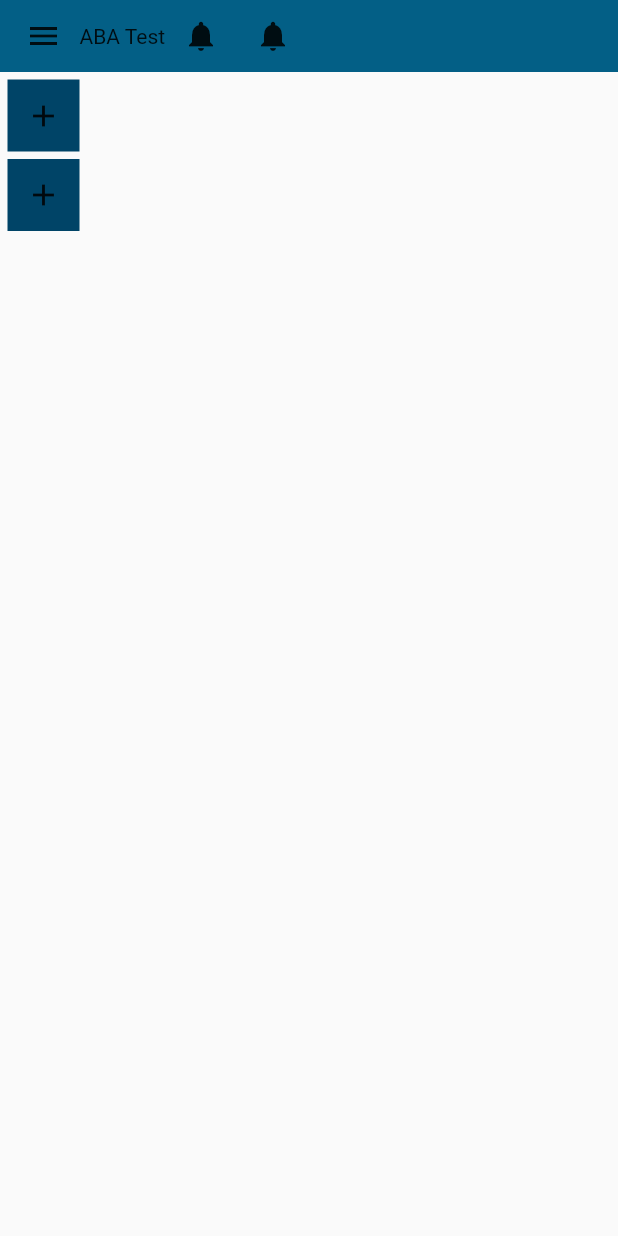
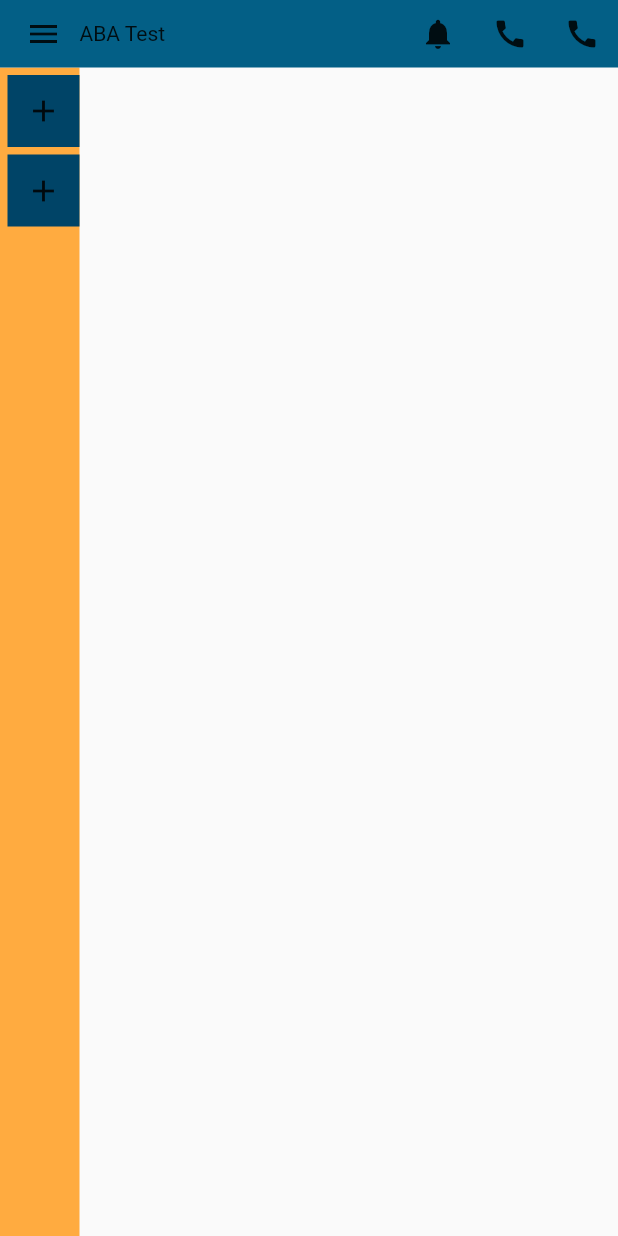
Before and after one commit to phalsopheak/aba_clone, a Flutter app: the screen it shows after launch, on a phone screen of 412 x 824 dp. Run offline on Flutter 3.47's test engine with Material 2 defaults, Android fonts, the phone set to English and light mode, and no system bars; our stand-ins replace get.

Commit message:
edit appbar

```diff
--- a/lib/common/constants/route_name.dart
+++ b/lib/common/constants/route_name.dart
@@ -2,4 +2,5 @@ class RouteName {
   const RouteName();
 
   static const home = '/';
+  static const contactUs = '/contact_us';
 }
--- a/lib/ui/my_app.dart
+++ b/lib/ui/my_app.dart
@@ -17,6 +17,12 @@ class MyApp extends StatelessWidget {
           transition: Transition.rightToLeft,
           binding: HomeBinding(),
         ),
+        GetPage(
+          name: RouteName.contactUs,
+          page: () => HomeScreen(),
+          transition: Transition.rightToLeft,
+          binding: HomeBinding(),
+        ),
       ],
     );
   }
--- /dev/null
+++ b/lib/ui/screen/contact_us/contact_us_screen.dart
@@ -0,0 +1,8 @@
+import 'package:flutter/material.dart';
+
+class ContactUsScreen extends StatelessWidget {
+  @override
+  Widget build(BuildContext context) {
+    return Scaffold();
+  }
+}
--- a/lib/ui/screen/home/app_bar/app_bar.dart
+++ b/lib/ui/screen/home/app_bar/app_bar.dart
@@ -7,13 +7,14 @@ import 'package:get/get.dart';
 class CustomAppBar extends StatelessWidget implements PreferredSizeWidget {
   final HomeController homeController = Get.find();
   final String title;
-
+  final List<Icon> listIcon;
   @override
   final Size preferredSize;
 
   CustomAppBar({
     @required this.title,
-  }) : preferredSize = Size.fromHeight(200);
+    this.listIcon,
+  }) : preferredSize = Size.fromHeight(45);
 
   @override
   Widget build(BuildContext context) {
@@ -21,6 +22,9 @@ class CustomAppBar extends StatelessWidget implements PreferredSizeWidget {
       child: Container(
         color: AppColor.headerBackground,
         child: Row(
+          mainAxisAlignment: MainAxisAlignment.spaceBetween,
+          children: [
+            Row(
               children: [
                 SizedBox(
                   width: 5,
@@ -32,14 +36,27 @@ class CustomAppBar extends StatelessWidget implements PreferredSizeWidget {
                   },
                 ),
                 Text(title),
-            IconItem(
-              icon: Icon(Icons.notifications),
+              ],
+            ),
+            Row(
+              children: [
+                listIcon == null
+                    ? SizedBox.shrink()
+                    : Container(
+                        child: Row(
+                          children: listIcon.map((x) {
+                            return Padding(
+                              padding: EdgeInsets.all(0),
+                              child: IconButton(
                                 onPressed: () {},
+                                icon: x,
                               ),
-            IconItem(
-              icon: Icon(Icons.notifications),
-              onPressed: () {},
+                            );
+                          }).toList(),
                         ),
+                      ),
+              ],
+            )
           ],
         ),
       ),
--- a/lib/ui/screen/home/body/body.dart
+++ b/lib/ui/screen/home/body/body.dart
@@ -5,6 +5,7 @@ class Body extends StatelessWidget {
   @override
   Widget build(BuildContext context) {
     return Container(
+      color: Colors.orangeAccent,
       child: Column(
         children: [
           CustomButton(
--- a/lib/ui/screen/home/home_screen.dart
+++ b/lib/ui/screen/home/home_screen.dart
@@ -15,6 +15,11 @@ class HomeScreen extends StatelessWidget {
       key: homeController.scaffoldState,
       appBar: CustomAppBar(
         title: 'ABA Test',
+        listIcon: [
+          Icon(Icons.notifications),
+          Icon(Icons.call),
+          Icon(Icons.call)
+        ],
       ),
       drawer: CustomDrawer(),
       body: Body(),
```
Also changed, not shown: lib/data/data_test/data_test.dart (added), 1 other file. Lines whose indentation alone changed are shown as unchanged.
